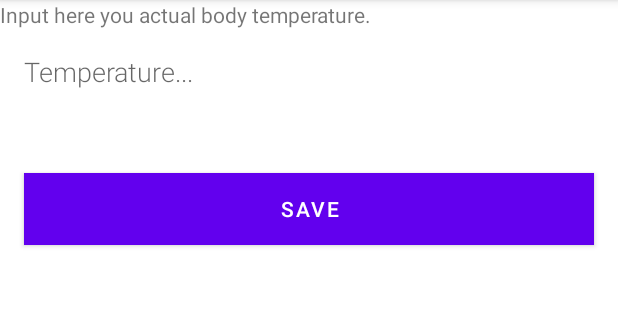
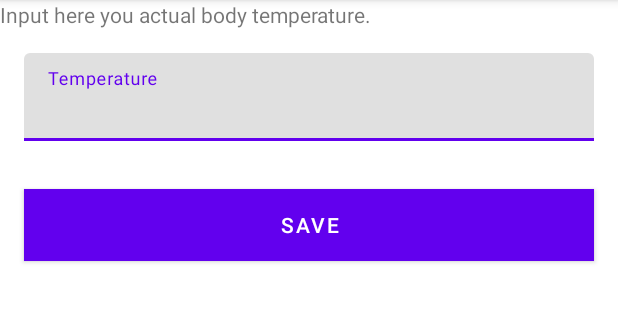
Before and after one commit to Daniele-Tentoni/MyTemp, an Android app: the NewTemperatureActivity screen opened directly, with no data from a screen before it, on a phone screen of 412 x 824 dp, the part 84-407 px from its top. Run offline under Robolectric (Android 15) with nearby library versions, the phone set to English and light mode, and no system bars.

Commit message:
Bug fix and refactoring.

```diff
--- a/app/src/main/java/it/ap/mytemp/TemperatureListAdapter.kt
+++ b/app/src/main/java/it/ap/mytemp/TemperatureListAdapter.kt
@@ -28,8 +28,8 @@ class TemperatureListAdapter internal constructor(context: Context):RecyclerView
         holder.tempItemView.text = current.temp.toString()
     }
 
-    internal fun setWords(words: List<Temperature>) {
-        this.temperatures = words
+    internal fun setTemperatures(temperatures: List<Temperature>) {
+        this.temperatures = temperatures
         notifyDataSetChanged()
     }
 
--- a/app/src/main/java/it/ap/mytemp/models/TemperatureDao.kt
+++ b/app/src/main/java/it/ap/mytemp/models/TemperatureDao.kt
@@ -14,4 +14,7 @@ interface TemperatureDao {
 
     @Query("DELETE FROM temperatures")
     suspend fun deleteAll()
+
+    @Query("DELETE FROM temperatures WHERE 'temp' < 32 or 'temp' > 42")
+    suspend fun cleanFalseTemperatures()
 }
--- a/app/src/main/res/layout/activity_new_temperature.xml
+++ b/app/src/main/res/layout/activity_new_temperature.xml
@@ -9,16 +9,22 @@
         android:layout_height="wrap_content"
         android:text="@string/temperature_label" />
 
-    <com.google.android.material.textview.MaterialTextView
-        android:id="@+id/edit_temperature"
+    <com.google.android.material.textfield.TextInputLayout
+        android:id="@+id/textField"
         android:layout_width="match_parent"
         android:layout_height="wrap_content"
         android:layout_margin="@dimen/big_padding"
-        android:fontFamily="sans-serif-light"
-        android:hint="@string/hint_word"
-        android:inputType="numberDecimal"
-        android:minHeight="@dimen/min_height"
-        android:textSize="18sp" />
+        android:hint="@string/hint_temperature"
+        android:minHeight="@dimen/min_height">
+
+        <com.google.android.material.textfield.TextInputEditText
+            android:id="@+id/edit_temperature"
+            android:layout_width="match_parent"
+            android:layout_height="wrap_content"
+            android:inputType="numberDecimal"
+            android:textSize="18sp" />
+
+    </com.google.android.material.textfield.TextInputLayout>
 
     <com.google.android.material.button.MaterialButton
         android:id="@+id/button_save"
--- a/app/src/main/res/values/strings.xml
+++ b/app/src/main/res/values/strings.xml
@@ -1,9 +1,10 @@
 <resources>
     <string name="app_name">MyTemp</string>
     <string name="add_temperature">Add Temperature</string>
-    <string name="hint_word">Temperature...</string>
+    <string name="hint_temperature">Temperature</string>
     <string name="button_save">Save</string>
-    <string name="empty_not_saved">Word not saved because it is empty.</string>
+    <string name="empty_not_saved">Temperature not saved because it is empty.</string>
+    <string name="dead_message">Wait… You are DEAD!!!</string>
 
     <string name="date_string">%1$s at %2$s you had:</string>
 
```
Also changed, not shown: app/src/main/AndroidManifest.xml (+8 -3 lines), app/src/main/java/it/ap/mytemp/MainActivity.kt (+6 -6 lines), app/src/main/java/it/ap/mytemp/NewTemperatureActivity.kt (+19 -4 lines), app/src/main/java/it/ap/mytemp/TemperatureRoomDatabase.kt (+4 -4 lines), app/src/main/res/layout/activity_main.xml (+19 -25 lines), app/src/main/res/values/styles.xml (line endings or trailing spaces).
